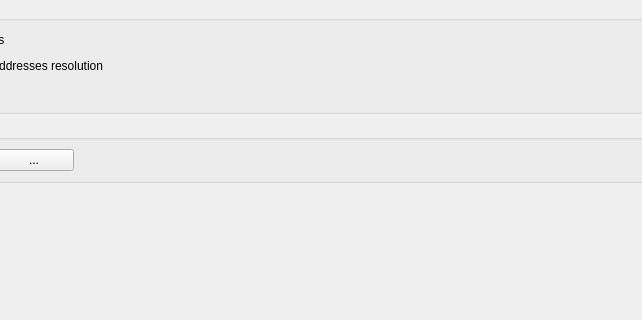
squey/squey, file libpvkernel/plugins/input-types/pcap/pcap-gui/profile-ui/forms/OptionWidget.ui: the form before one commit; both pictures show x 154 to 796 and y 320 to 640 of the 1126 by 778 pixel window.
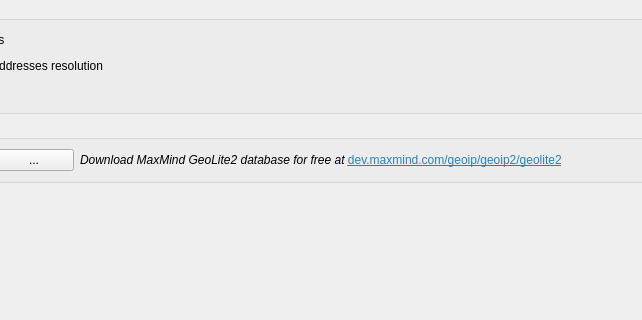
The form after the commit.

Commit message: Add MaxMind database url in dialog box

Patch:
```diff
--- a/libpvkernel/plugins/input-types/pcap/pcap-gui/profile-ui/forms/OptionWidget.ui
+++ b/libpvkernel/plugins/input-types/pcap/pcap-gui/profile-ui/forms/OptionWidget.ui
@@ -358,6 +358,13 @@
           </property>
          </widget>
         </item>
+        <item>
+         <widget class="QLabel" name="label_5">
+          <property name="text">
+           <string>&lt;html&gt;&lt;head/&gt;&lt;body&gt;&lt;p&gt;&lt;span style=&quot; font-style:italic;&quot;&gt;Download MaxMind GeoLite2 database for free at &lt;/span&gt;&lt;a href=&quot;https://dev.maxmind.com/geoip/geoip2/geolite2&quot;&gt;&lt;span style=&quot; text-decoration: underline; color:#2980b9;&quot;&gt;dev.maxmind.com/geoip/geoip2/geolite2&lt;/span&gt;&lt;/a&gt;&lt;/p&gt;&lt;/body&gt;&lt;/html&gt;</string>
+          </property>
+         </widget>
+        </item>
         <item>
          <spacer name="horizontalSpacer_2">
           <property name="orientation">
```
